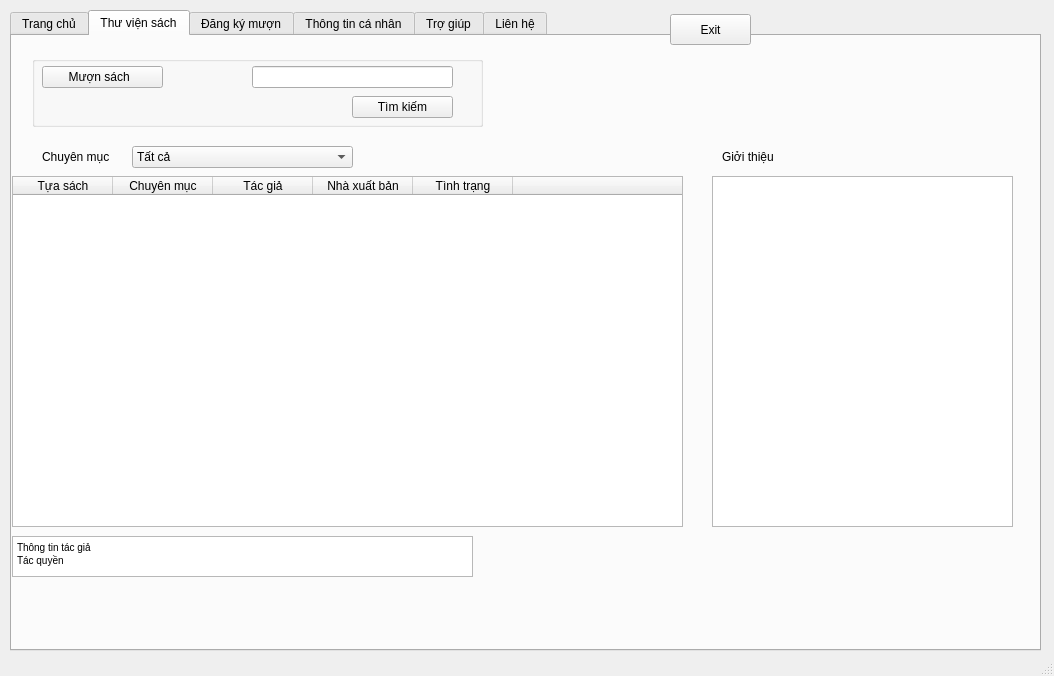
The window that reader.ui (duydvu/Library) describes before a commit, drawn with Qt 5.
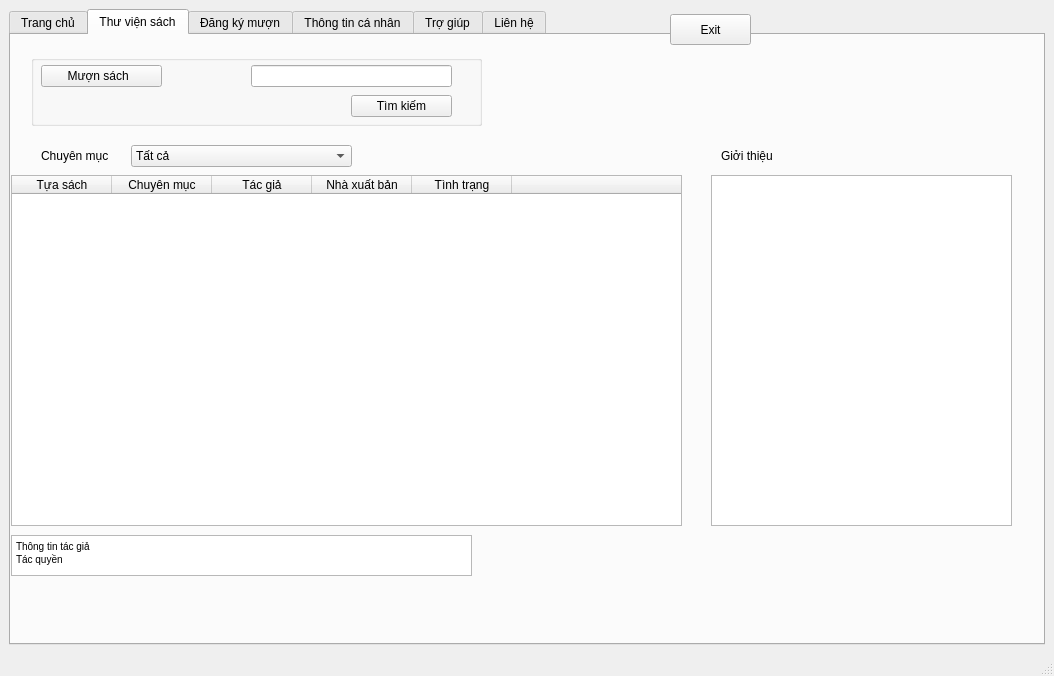
The same window after the commit. The open tabs and pages were chosen to show the change.

What changed in the file:
```diff
--- a/reader.ui
+++ b/reader.ui
@@ -14,15 +14,8 @@
    <string>MainWindow</string>
   </property>
   <widget class="QWidget" name="centralwidget">
-   <widget class="QWidget" name="gridLayoutWidget">
-    <property name="geometry">
-     <rect>
-      <x>10</x>
-      <y>10</y>
-      <width>1031</width>
-      <height>641</height>
-     </rect>
-    </property>
+   <layout class="QGridLayout" name="gridLayout_2">
+    <item row="0" column="0">
     <layout class="QGridLayout" name="gridLayout">
      <item row="0" column="0">
       <widget class="QTabWidget" name="readerTab">
@@ -851,7 +844,8 @@
       </widget>
      </item>
     </layout>
-   </widget>
+    </item>
+   </layout>
    <widget class="QPushButton" name="pushButton">
     <property name="geometry">
      <rect>
```
Left out of the diff: 2 changed lines with no effect on the pictures. Lines whose indentation alone changed are shown as unchanged.
